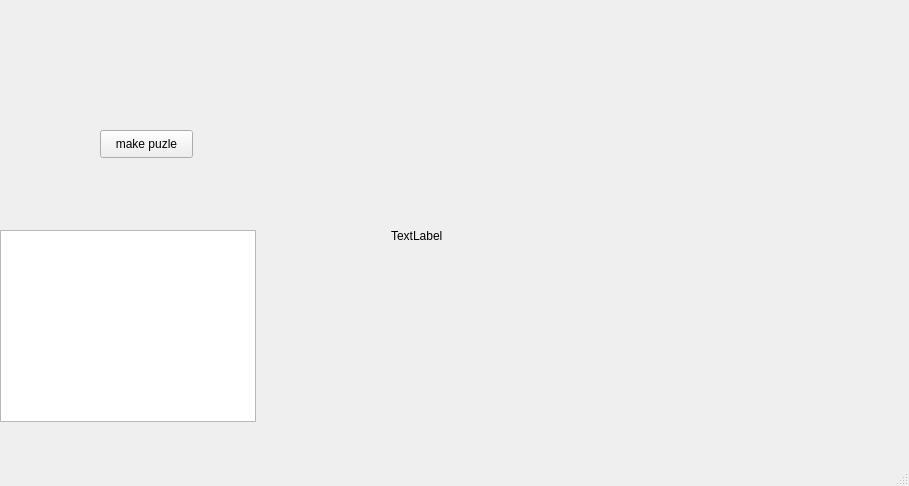
Before: the Qt Designer form GUI_Qt/mainwindow.ui in Daikiiii/Procon32_Simulator, drawn with Qt 5.
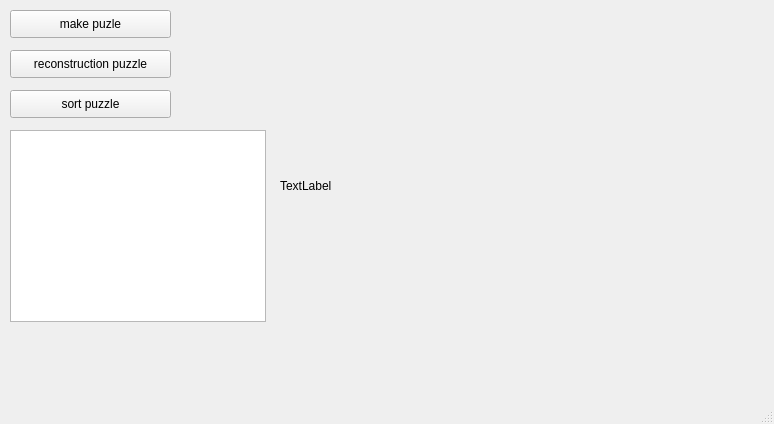
After: the same form once the commit is applied.

Patch:
```diff
--- a/GUI_Qt/mainwindow.ui
+++ b/GUI_Qt/mainwindow.ui
@@ -6,8 +6,8 @@
    <rect>
     <x>0</x>
     <y>0</y>
-    <width>909</width>
-    <height>486</height>
+    <width>774</width>
+    <height>424</height>
    </rect>
   </property>
   <property name="windowTitle">
@@ -17,9 +17,9 @@
    <widget class="QPushButton" name="pushButton">
     <property name="geometry">
      <rect>
-      <x>100</x>
-      <y>130</y>
-      <width>93</width>
+      <x>10</x>
+      <y>10</y>
+      <width>161</width>
       <height>28</height>
      </rect>
     </property>
@@ -30,8 +30,8 @@
    <widget class="QTextBrowser" name="textBrowser">
     <property name="geometry">
      <rect>
-      <x>0</x>
-      <y>230</y>
+      <x>10</x>
+      <y>130</y>
       <width>256</width>
       <height>192</height>
      </rect>
@@ -40,8 +40,8 @@
    <widget class="QLabel" name="label">
     <property name="geometry">
      <rect>
-      <x>391</x>
-      <y>60</y>
+      <x>280</x>
+      <y>10</y>
       <width>471</width>
       <height>351</height>
      </rect>
@@ -50,6 +50,32 @@
      <string>TextLabel</string>
     </property>
    </widget>
+   <widget class="QPushButton" name="pushButton_2">
+    <property name="geometry">
+     <rect>
+      <x>10</x>
+      <y>50</y>
+      <width>161</width>
+      <height>28</height>
+     </rect>
+    </property>
+    <property name="text">
+     <string>reconstruction puzzle</string>
+    </property>
+   </widget>
+   <widget class="QPushButton" name="pushButton_3">
+    <property name="geometry">
+     <rect>
+      <x>10</x>
+      <y>90</y>
+      <width>161</width>
+      <height>28</height>
+     </rect>
+    </property>
+    <property name="text">
+     <string>sort puzzle</string>
+    </property>
+   </widget>
   </widget>
   <widget class="QMenuBar" name="menubar">
    <property name="geometry">
```
Left out of the diff: 2 changed lines with no effect on the pictures.
